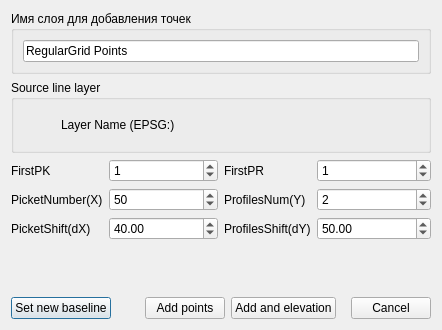
Old version of the form src/UI/MakeRegularPoints/MakeRegularPoints.ui in the repository raulett/regulargrid3.
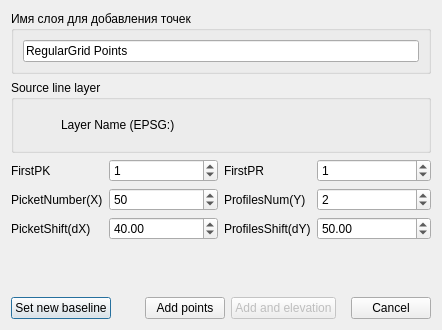
New version of the form.

What changed in the file:
```diff
--- a/src/UI/MakeRegularPoints/MakeRegularPoints.ui
+++ b/src/UI/MakeRegularPoints/MakeRegularPoints.ui
@@ -246,6 +246,9 @@
          </item>
          <item>
           <widget class="QPushButton" name="btnAddElev">
+           <property name="enabled">
+            <bool>false</bool>
+           </property>
            <property name="text">
             <string>Add and elevation</string>
            </property>
```
